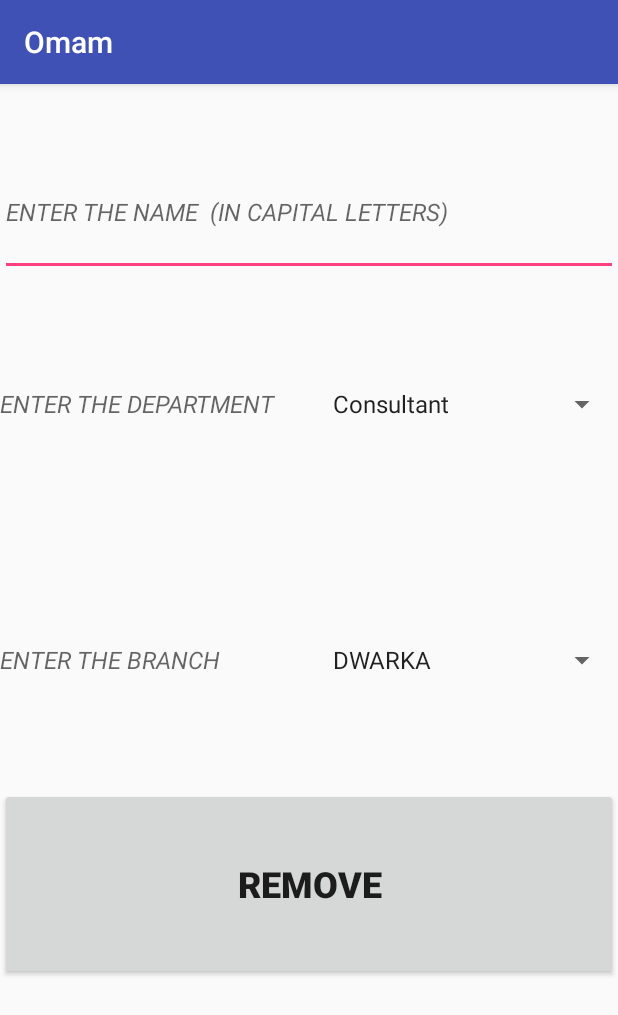
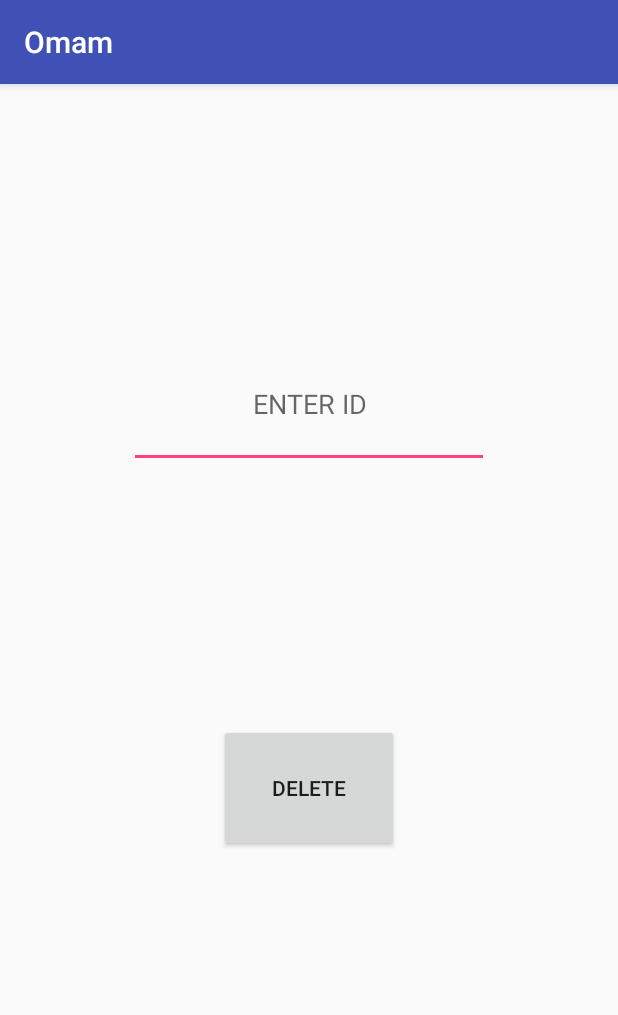
Before and after one commit to Ashishkr07/Omam, an Android app: the RemoveEmployee screen opened directly, with no data from a screen before it, on a phone screen of 412 x 824 dp. Shown: the top 1015 px of the screen. Run offline under Robolectric (Android 15) with nearby library versions, the light colour scheme and no system bars.

Commit message:
DataBase Created

```diff
--- a/app/build.gradle
+++ b/app/build.gradle
@@ -2,7 +2,7 @@ apply plugin: 'com.android.application'
 
 android {
     compileSdkVersion 26
-    buildToolsVersion "26.0.1"
+    buildToolsVersion "26.0.0"
     defaultConfig {
         applicationId "com.example.ashish.omam"
         minSdkVersion 15
--- a/app/src/main/AndroidManifest.xml
+++ b/app/src/main/AndroidManifest.xml
@@ -24,6 +24,8 @@
     </activity>
         <activity android:name=".RemoveEmployee">
         </activity>
+
+
     </application>
 
 </manifest>
--- /dev/null
+++ b/app/src/main/java/com/example/ashish/omam/DataBaseHelper.java
@@ -0,0 +1,68 @@
+package com.example.ashish.omam;
+
+import android.content.ContentValues;
+import android.content.Context;
+import android.database.Cursor;
+import android.database.sqlite.SQLiteDatabase;
+import android.database.sqlite.SQLiteOpenHelper;
+
+/**
+ * Created by ashish on 18/6/18.
+ */
+
+public class DataBaseHelper extends SQLiteOpenHelper {
+
+    public static final String TABLE_NAME = "omam";
+    public static final String DATABASE_NAME = "omam.db";
+    public static final String COL1 = "ID";
+    public static final String COL2 = "NAME";
+    public static final String COL3 = "DEPARTMENT";
+    public static final String COL4 = "BRANCH";
+
+    public DataBaseHelper(Context context) {
+        super(context, DATABASE_NAME, null, 1);
+    }
+
+    @Override
+    public void onCreate(SQLiteDatabase sqLiteDatabase) {
+        sqLiteDatabase.execSQL("create table " + TABLE_NAME + "(ID INTEGER PRIMARY KEY AUTOINCREMENT,NAME TEXT,DEPARTMENT TEXT,BRANCH TEXT)");
+    }
+
+    public boolean insertData(String name,String department,String branch){
+        SQLiteDatabase sqLiteDatabase = this.getWritableDatabase();
+        ContentValues contentValues = new ContentValues();
+        contentValues.put(COL2,name);
+        contentValues.put(COL3,department);
+        contentValues.put(COL4,branch);
+        long result = sqLiteDatabase.insert(TABLE_NAME,null,contentValues);
+        if(result == -1){
+            return false;
+        }else{
+            return  true;
+        }
+    }
+
+
+    public Cursor getAllData(){
+        SQLiteDatabase sqLiteDatabase = this.getWritableDatabase();
+        Cursor cursor = sqLiteDatabase.rawQuery("select * from " + TABLE_NAME,null);
+        return cursor;
+
+    }
+
+
+
+    public int deleteData(String id){
+        SQLiteDatabase sqLiteDatabase = this.getWritableDatabase();
+        return sqLiteDatabase.delete(TABLE_NAME,"ID = ?",new String[] {id});
+
+    }
+
+
+    @Override
+    public void onUpgrade(SQLiteDatabase sqLiteDatabase, int i, int i1) {
+        sqLiteDatabase.execSQL("DROP TABLE IF EXIST " + TABLE_NAME);
+        onCreate(sqLiteDatabase);
+
+    }
+}
--- a/app/src/main/java/com/example/ashish/omam/RemoveEmployee.java
+++ b/app/src/main/java/com/example/ashish/omam/RemoveEmployee.java
@@ -3,9 +3,13 @@ package com.example.ashish.omam;
 import android.os.Bundle;
 import android.support.annotation.Nullable;
 import android.support.v7.app.AppCompatActivity;
+import android.view.View;
+import android.widget.AdapterView;
 import android.widget.ArrayAdapter;
+import android.widget.Button;
 import android.widget.EditText;
 import android.widget.Spinner;
+import android.widget.Toast;
 
 /**
  * Created by ashish on 16/6/18.
@@ -13,25 +17,33 @@ import android.widget.Spinner;
 
 public class RemoveEmployee extends AppCompatActivity{
 
+    DataBaseHelper dataBaseHelper;
     EditText editText1;
-    Spinner sp1,sp2;
+    Button btn;
     @Override
     protected void onCreate(@Nullable Bundle savedInstanceState) {
         super.onCreate(savedInstanceState);
         setContentView(R.layout.removeemployee);
         editText1 = (EditText) findViewById(R.id.edt11);
-        sp1 = (Spinner) findViewById(R.id.spinr11);
-        sp2 = (Spinner) findViewById(R.id.spinr21);
-
-        ArrayAdapter<String> arrayAdapter1 = new ArrayAdapter<String>(RemoveEmployee.this,android.R.layout.simple_list_item_1,getResources().getStringArray(R.array.position));
-        arrayAdapter1.setDropDownViewResource(android.R.layout.simple_spinner_dropdown_item);
-        sp1.setAdapter(arrayAdapter1);
+        dataBaseHelper = new DataBaseHelper(this);
+         btn = (Button) findViewById(R.id.btdel);
 
 
+        btn.setOnClickListener(new View.OnClickListener() {
+            @Override
+            public void onClick(View view) {
+                int isDeleted = dataBaseHelper.deleteData(editText1.getText().toString());
 
-        ArrayAdapter<String> arrayAdapter2 = new ArrayAdapter<String>(RemoveEmployee.this,android.R.layout.simple_list_item_1,getResources().getStringArray(R.array.branch));
-        arrayAdapter1.setDropDownViewResource(android.R.layout.simple_spinner_dropdown_item);
-        sp2.setAdapter(arrayAdapter2);
+                if(isDeleted > 0){
+                    Toast.makeText(RemoveEmployee.this,"Data deleted",Toast.LENGTH_SHORT).show();
+                }else {
+                    Toast.makeText(RemoveEmployee.this,"Data not deleted",Toast.LENGTH_SHORT).show();
+
+                }
+
+            }
+        });
+
 
     }
 }
--- a/app/src/main/res/layout/removeemployee.xml
+++ b/app/src/main/res/layout/removeemployee.xml
@@ -8,76 +8,28 @@
     <TextView
         android:layout_width="match_parent"
         android:layout_height="0dp"
-        android:layout_weight="2"/>
+        android:layout_weight="8"/>
+    <EditText
+        android:id="@+id/edt11"
+        android:layout_width="240dp"
+        android:layout_height="0dp"
+        android:hint="ENTER ID"
+        android:layout_gravity="center_horizontal"
+        android:gravity="center"
+        android:layout_weight="4"
+        android:ems="10"
+        android:inputType="number" />
 
-
-    <EditText
+    <TextView
         android:layout_width="match_parent"
         android:layout_height="0dp"
-        android:id="@+id/edt11"
-        android:textStyle="italic"
-        android:textSize="16sp"
-        android:textColor="@color/black"
-        android:hint="ENTER THE NAME  (IN CAPITAL LETTERS)"
-        android:layout_weight="4"/>
-
-
-    <LinearLayout
-        android:layout_width="match_parent"
-        android:layout_height="0dp"
-        android:layout_weight="8"
-        android:orientation="horizontal"
-        android:weightSum="2">
-
-        <TextView
-            android:layout_width="0dp"
-            android:layout_height="match_parent"
-            android:textStyle="italic"
-            android:textSize="16sp"
-            android:gravity="center_vertical"
-            android:textColor="@color/aqua"
-            android:hint="ENTER THE DEPARTMENT"
-            android:layout_weight="1"/>
-
-        <Spinner
-            android:layout_width="0dp"
-            android:id="@+id/spinr11"
-            android:layout_height="match_parent"
-            android:layout_weight="1" />
-    </LinearLayout>
-    <LinearLayout
-        android:layout_width="match_parent"
-        android:layout_height="0dp"
-        android:layout_weight="8"
-        android:orientation="horizontal"
-        android:weightSum="2">
-
-        <TextView
-            android:layout_width="0dp"
-            android:layout_height="match_parent"
-            android:textStyle="italic"
-            android:gravity="center_vertical"
-            android:textSize="16sp"
-            android:textColor="@color/aqua"
-            android:hint="ENTER THE BRANCH"
-            android:layout_weight="1"/>
-
-        <Spinner
-            android:layout_width="0dp"
-            android:id="@+id/spinr21"
-            android:layout_height="match_parent"
-            android:layout_weight="1" />
-
-    </LinearLayout>
+        android:layout_weight="8"/>
 
     <Button
-        android:layout_width="match_parent"
+        android:layout_width="120dp"
+        android:id="@+id/btdel"
         android:layout_height="0dp"
-        android:text="REMOVE"
-        android:id="@+id/btadd"
-        android:textSize="24sp"
-        android:textStyle="bold"
-        android:layout_weight="6"/>
-
-
+        android:layout_gravity="center_horizontal"
+        android:text="DELETE"
+        android:layout_weight="4"/>
 </LinearLayout>
--- a/app/src/main/res/values/strings.xml
+++ b/app/src/main/res/values/strings.xml
@@ -2,6 +2,7 @@
     <string name="app_name">Omam</string>
     <string name="action_settings">Settings</string>
     <string-array name="position">
+        <item>ENTER THE DEPARTMENT</item>
         <item>Consultant</item>
     <item>HR</item>
     <item>Administration</item>
@@ -16,6 +17,7 @@
     </string-array>
 
     <string-array name="branch">
+        <item>ENTER THE BRANCH</item>
         <item>DWARKA</item>
         <item>RAMA VIHAR</item>
     </string-array>
```
Also changed, not shown: app/src/main/java/com/example/ashish/omam/AddEmployee.java (+68 -28 lines), app/src/main/java/com/example/ashish/omam/MainActivity.java (+45 -0 lines), app/src/main/res/layout/activity_main.xml (+8 -0 lines), app/src/main/res/layout/addemployee.xml (+5 -4 lines), app/src/main/res/drawable/showall.jpg (added).
